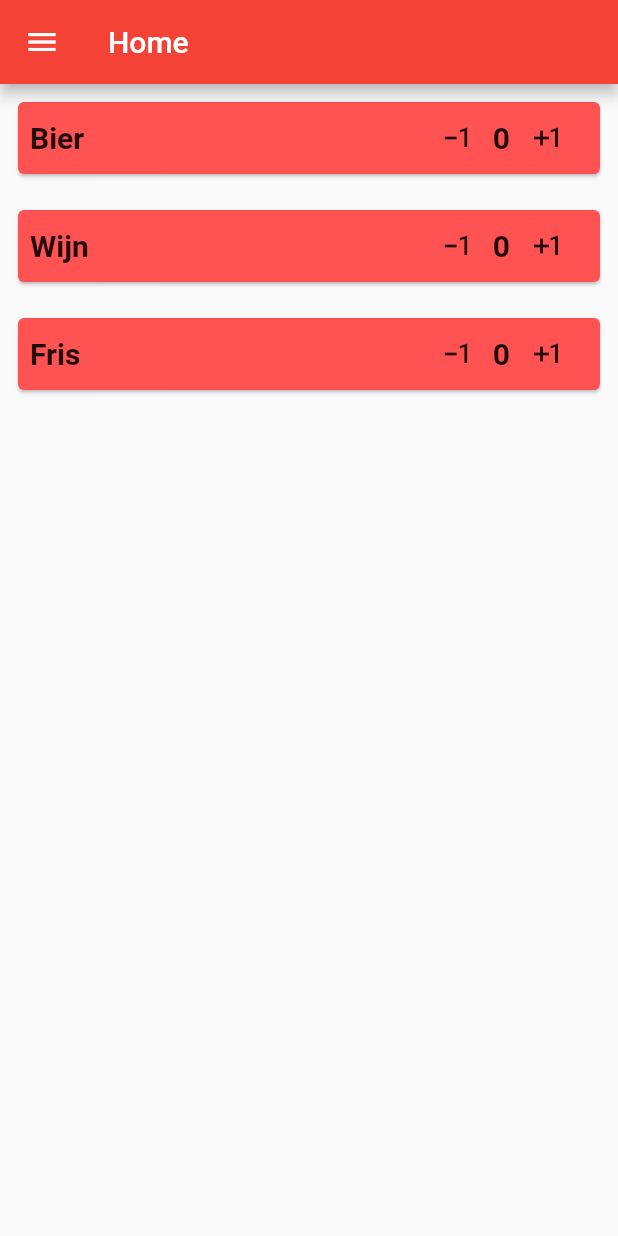
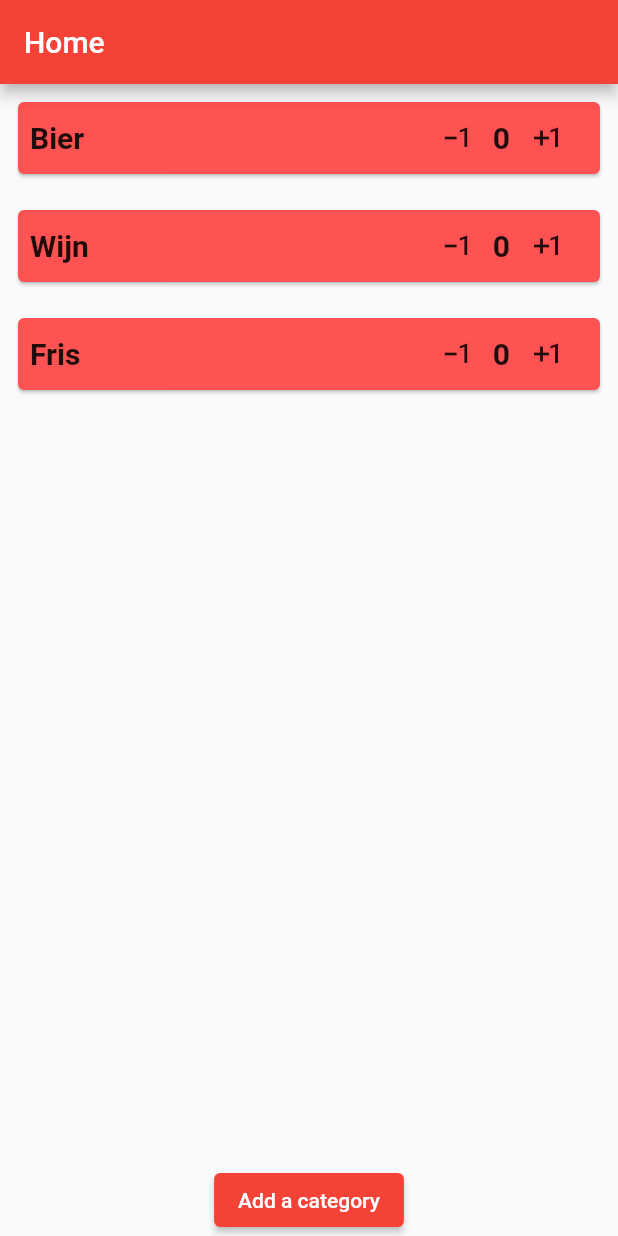
Before and after one commit to yoriaantje-dev/TurVolup, a Flutter app: the screen it shows after launch, on a phone screen of 412 x 824 dp. Run offline on Flutter 3.47's test engine with Material 2 defaults, Android fonts, the phone set to English and light mode, and no system bars; our stand-ins replace get_it.

Commit message:
Fixing "Problems"

```diff
--- a/turving_volupia/lib/data/models/turv_model.dart
+++ b/turving_volupia/lib/data/models/turv_model.dart
@@ -1,3 +1,5 @@
+// ignore_for_file: avoid_print
+
 class TurvCollection {
   List<TurvableItem> items = [];
 
--- a/turving_volupia/lib/screens/home_screen.dart
+++ b/turving_volupia/lib/screens/home_screen.dart
@@ -1,6 +1,11 @@
+// ignore_for_file: avoid_print
+
 import 'package:flutter/material.dart';
 
 import '../data/models/turv_model.dart';
+
+// Disabled for Release v0.0.1
+// ignore: unused_import
 import '../shared/menu_drawer.dart';
 
 class HomeScreen extends StatefulWidget {
@@ -17,12 +22,24 @@ class _HomeScreenState extends State<HomeScreen> {
   Widget build(BuildContext context) {
     return Scaffold(
       appBar: AppBar(title: const Text("Home")),
-      drawer: const MenuDrawer(),
-      body: ListView.builder(
-        itemCount: collection.items.length,
-        itemBuilder: (BuildContext context, int index) {
-          return turvItemCard(collection.items[index]);
-        },
+      // Disabled for Release v0.0.1
+      // drawer: const MenuDrawer(),
+      body: Column(
+        children: [
+          Expanded(
+            child: ListView.builder(
+              itemCount: collection.items.length,
+              itemBuilder: (BuildContext context, int index) {
+                return turvItemCard(collection.items[index]);
+              },
+            ),
+          ),
+          ElevatedButton(
+              onPressed: () {
+                print("Not Implemented yet!");
+              },
+              child: const Text("Add a category"))
+        ],
       ),
     );
   }
--- a/turving_volupia/lib/shared/menu_drawer.dart
+++ b/turving_volupia/lib/shared/menu_drawer.dart
@@ -91,7 +91,7 @@ class MenuDrawer extends StatelessWidget {
   Widget getScreen(String menuItem) {
     switch (menuItem) {
       case "Home":
-        return HomeScreen();
+        return const HomeScreen();
       case "Categories":
         return const CategoryScreen();
       case "Turfing":
@@ -99,7 +99,7 @@ class MenuDrawer extends StatelessWidget {
       case "About":
         return const AboutScreen();
       default:
-        return HomeScreen();
+        return const HomeScreen();
     }
   }
 }
```
Also changed, not shown: turving_volupia/lib/shared/popup_dialog.dart (added, +42 -0 lines).
